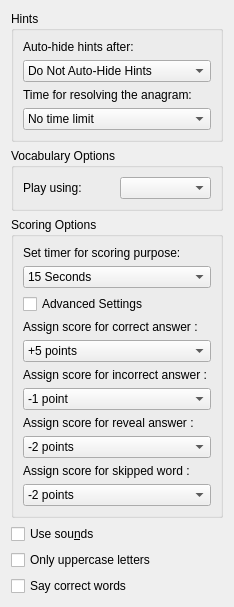
KDE/kanagram, file src/mainsettingswidget.ui: the form before one commit.
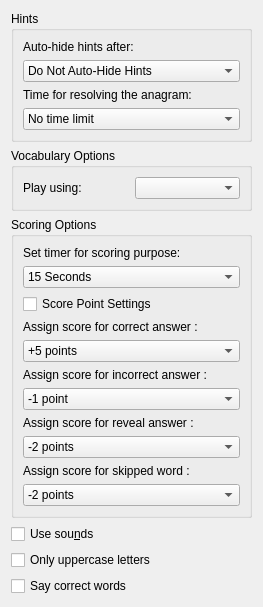
The form after the commit.

Commit message: Clean up mainsettings code a bit

Patch:
```diff
--- a/src/mainsettingswidget.ui
+++ b/src/mainsettingswidget.ui
@@ -1,12 +1,12 @@
 <ui version="4.0" >
  <class>MainSettingsWidget</class>
- <widget class="QWidget" name="MainSettingsWidget" >
-  <property name="geometry" >
+ <widget class="QWidget" name="MainSettingsWidget">
+  <property name="geometry">
    <rect>
     <x>0</x>
     <y>0</y>
-    <width>209</width>
-    <height>227</height>
+    <width>263</width>
+    <height>603</height>
    </rect>
   </property>
   <property name="windowTitle" >
@@ -163,7 +163,7 @@
       <item>
        <widget class="QCheckBox" name="scoringOptions">
         <property name="text">
-         <string>Advanced Settings</string>
+         <string>Score Point Settings</string>
         </property>
        </widget>        
       </item> 
```
Left out of the diff: 193 changed lines with no effect on the pictures. Lines whose indentation alone changed are shown as unchanged. The commit also changes 2 other files.
